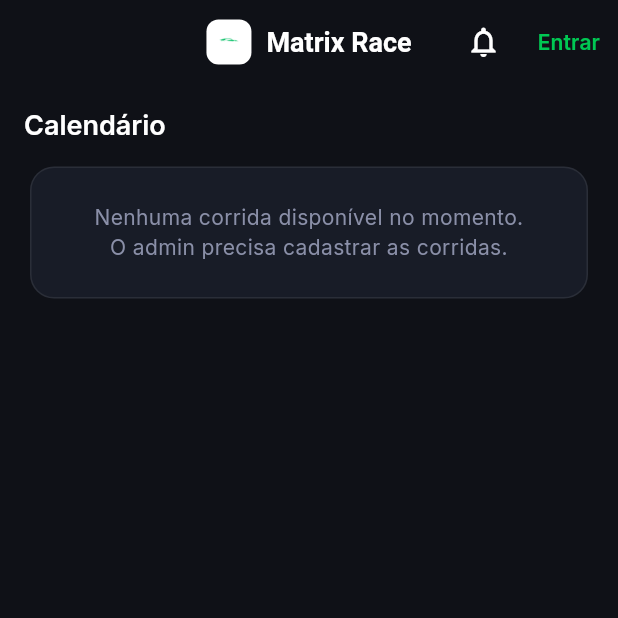
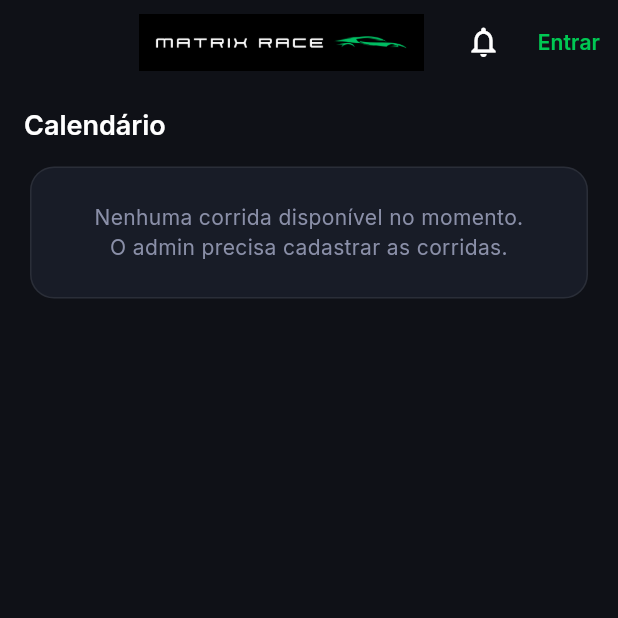
Before and after one commit to matrixrace/matrixraceapp, a Flutter app: the screen it shows after launch, on a phone screen of 412 x 824 dp, the top half of it. Run offline on Flutter 3.47's test engine with Material 3 defaults, Android fonts, the phone set to English and light mode, and no system bars; our stand-ins replace cached_network_image, equatable, firebase_auth, firebase_core, flutter_bloc, go_router and 2 more; missing offline and left inert: dart:html; accounts and stored records are empty; network calls fail.

Commit message:
feat: substitui logo+texto no header pelo banner logo_banner.png
Co-Authored-By: Claude Sonnet 4.6 <noreply@anthropic.com>

```diff
--- a/frontend/lib/core/widgets/main_shell.dart
+++ b/frontend/lib/core/widgets/main_shell.dart
@@ -57,30 +57,10 @@ class _MainShellState extends State<MainShell> {
   Widget build(BuildContext context) {
     return Scaffold(
       appBar: AppBar(
-        title: Row(
-          mainAxisSize: MainAxisSize.min,
-          children: [
-            Container(
-              width: 30,
-              height: 30,
-              decoration: BoxDecoration(
-                color: Colors.white,
-                borderRadius: BorderRadius.circular(8),
-              ),
-              padding: const EdgeInsets.all(3),
-              child: Image.asset(
-                'assets/images/logo.png',
-                fit: BoxFit.contain,
-                errorBuilder: (context, error, stack) => const Icon(
-                  Icons.flag_rounded,
-                  size: 24,
-                  color: AppTheme.primaryRed,
-                ),
-              ),
-            ),
-            const SizedBox(width: 10),
-            const Text('Matrix Race'),
-          ],
+        title: Image.asset(
+          'assets/images/logo_banner.png',
+          height: 38,
+          fit: BoxFit.contain,
         ),
         actions: [
           // Sino de notificações com badge
```
Also changed, not shown: frontend/assets/images/logo_banner.png (added), 6 other files.
